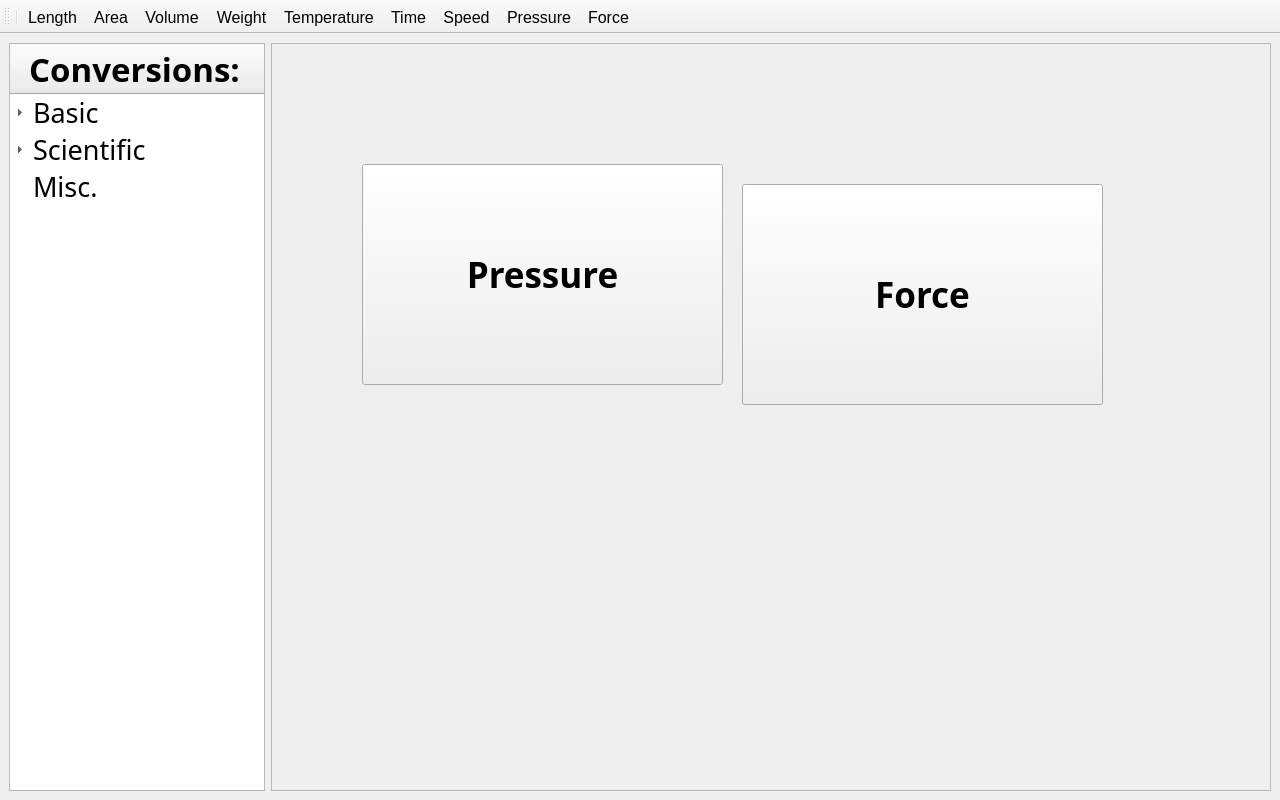
Old version of the form mainwindow.ui in the repository 30vam/cute-converter.
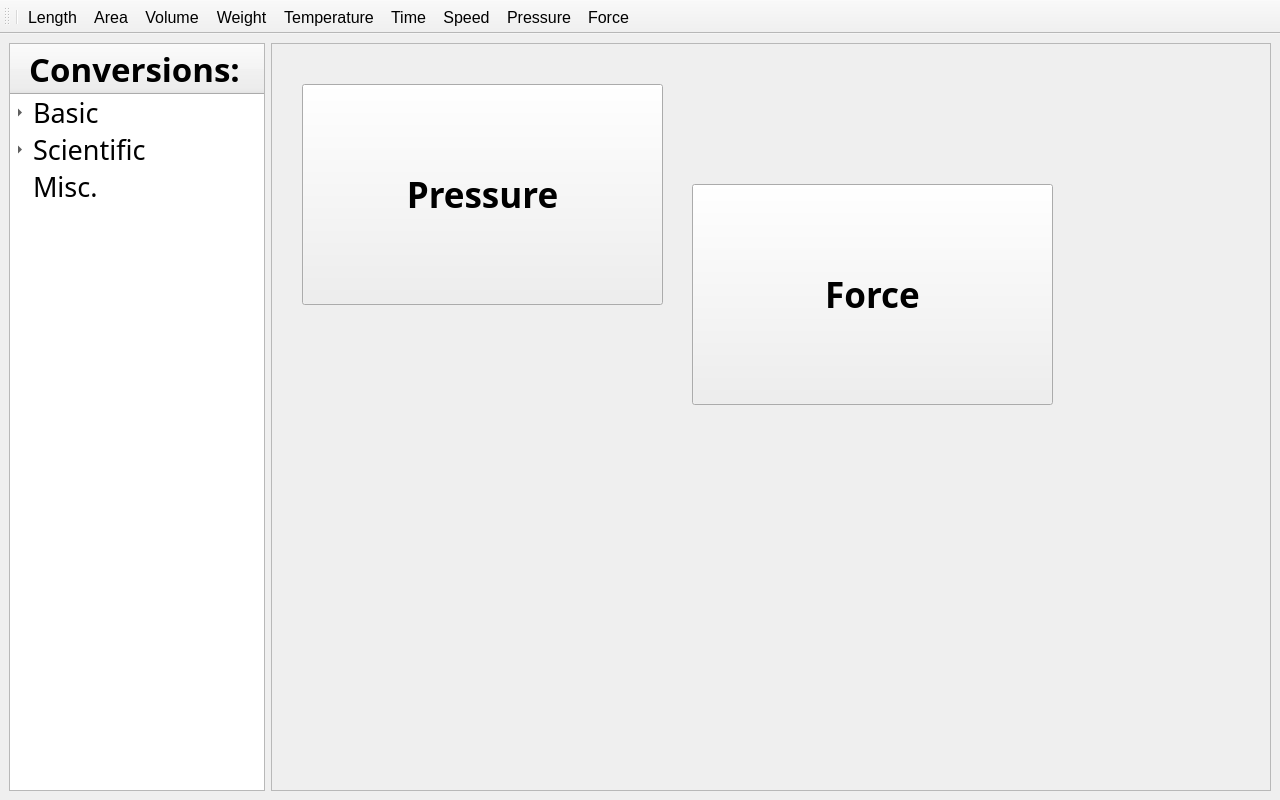
New version of the form. Icons and pictures are not drawn.

```diff
--- a/mainwindow.ui
+++ b/mainwindow.ui
@@ -1858,8 +1858,8 @@
        <widget class="QToolButton" name="pressureToolButton">
         <property name="geometry">
          <rect>
-          <x>90</x>
-          <y>120</y>
+          <x>30</x>
+          <y>40</y>
           <width>361</width>
           <height>221</height>
          </rect>
@@ -1896,7 +1896,7 @@
        <widget class="QToolButton" name="forceToolButton">
         <property name="geometry">
          <rect>
-          <x>470</x>
+          <x>420</x>
           <y>140</y>
           <width>361</width>
           <height>221</height>
```
